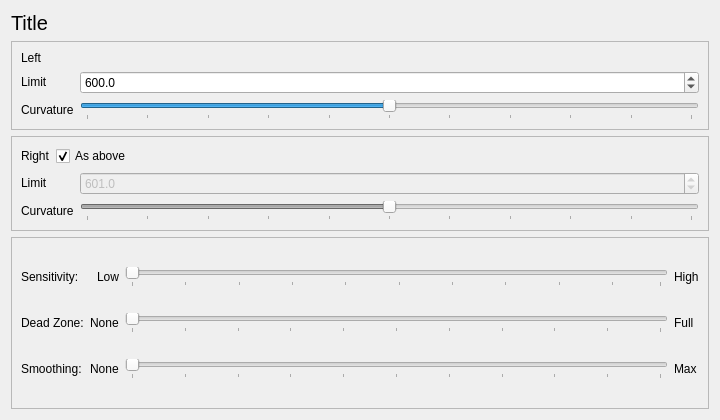
mavak/linux-track, file src/qt_gui/scurve.ui: the form before one commit.
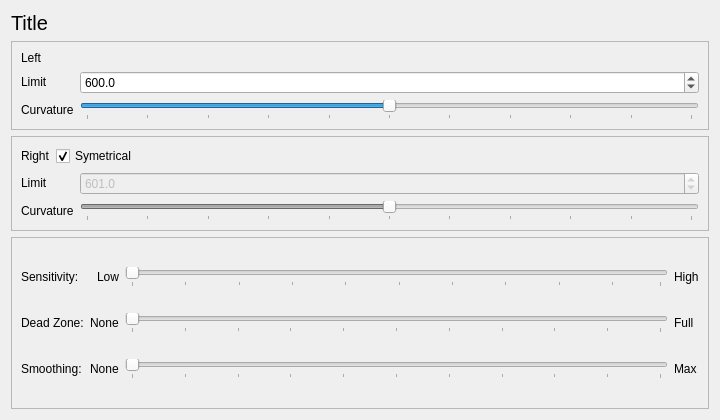
The form after the commit.

Patch:
```diff
--- a/src/qt_gui/scurve.ui
+++ b/src/qt_gui/scurve.ui
@@ -189,7 +189,7 @@
                </sizepolicy>
               </property>
               <property name="text">
-               <string>As above</string>
+               <string>Symetrical</string>
               </property>
               <property name="checked">
                <bool>true</bool>
```
